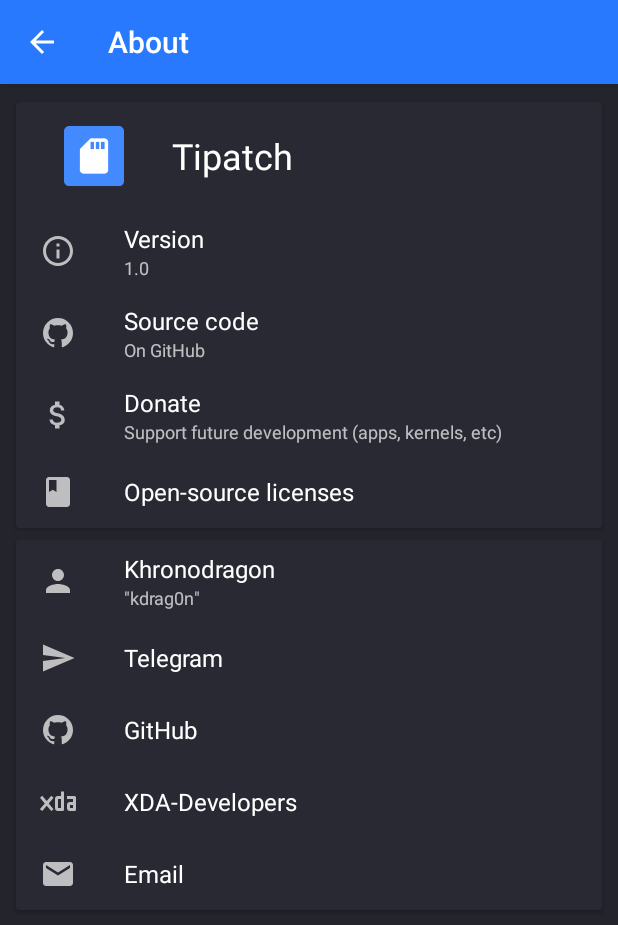
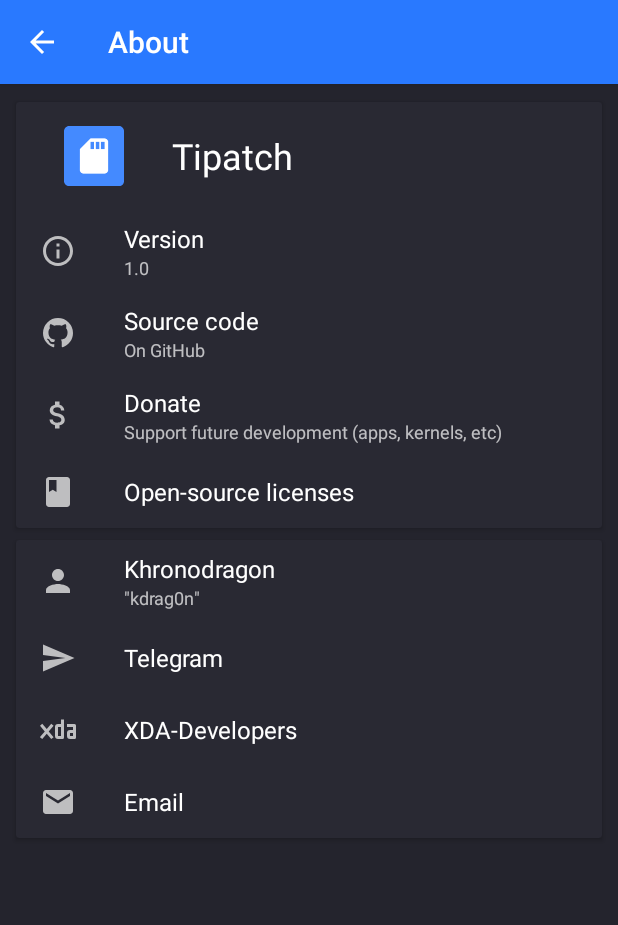
Before and after one commit to kdrag0n/tipatch, an Android app: the AboutActivity screen opened directly, with no data from a screen before it, on a phone screen of 412 x 824 dp. Shown: the top 925 px of the screen. Run offline under Robolectric (Android 15) with nearby library versions, the phone set to English and light mode, and no system bars.

Commit message:
AboutActivity: remove GitHub link
Redundant

```diff
--- a/app/src/main/java/com/kdrag0n/tipatch/AboutActivity.kt
+++ b/app/src/main/java/com/kdrag0n/tipatch/AboutActivity.kt
@@ -32,9 +32,6 @@ class AboutActivity : AppCompatActivity() {
         about_author.summary = R.string.author_nick()
         about_author.uri = R.string.website_uri
 
-        about_github.removeSummary()
-        about_github.uri = R.string.github_uri
-
         about_telegram.removeSummary()
         about_telegram.uri = R.string.telegram_uri
 
--- a/app/src/main/res/layout/activity_about.xml
+++ b/app/src/main/res/layout/activity_about.xml
@@ -115,13 +115,6 @@
                         app:text="@string/telegram"/>
 
                     <com.kdrag0n.utils.AboutCardRow
-                        android:id="@+id/about_github"
-                        android:layout_width="match_parent"
-                        android:layout_height="wrap_content"
-                        app:icon="@drawable/ic_github"
-                        app:text="@string/github"/>
-
-                    <com.kdrag0n.utils.AboutCardRow
                         android:id="@+id/about_xda"
                         android:layout_width="match_parent"
                         android:layout_height="wrap_content"
```
